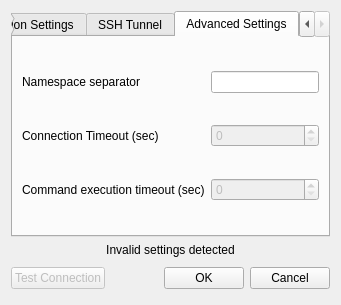
Old version of the form redis-desktop-manager/forms/connection.ui in the repository RedisInsight/RedisDesktopManager.
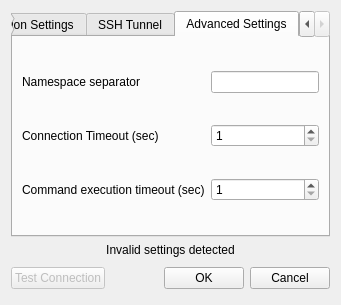
New version of the form. The open tabs and pages were chosen to show the change. Icons and pictures are not drawn.

Commit message: Added possibility to edit timeouts via config and GUI

The edit to the form file:
```diff
--- a/redis-desktop-manager/forms/connection.ui
+++ b/redis-desktop-manager/forms/connection.ui
@@ -225,7 +225,13 @@
        <item row="1" column="1">
         <widget class="QSpinBox" name="spinBox">
          <property name="enabled">
-          <bool>false</bool>
+          <bool>true</bool>
+         </property>
+         <property name="minimum">
+          <number>1</number>
+         </property>
+         <property name="maximum">
+          <number>1000000000</number>
          </property>
         </widget>
        </item>
@@ -239,7 +245,13 @@
        <item row="2" column="1">
         <widget class="QSpinBox" name="spinBox_2">
          <property name="enabled">
-          <bool>false</bool>
+          <bool>true</bool>
+         </property>
+         <property name="minimum">
+          <number>1</number>
+         </property>
+         <property name="maximum">
+          <number>1000000000</number>
          </property>
         </widget>
        </item>
```
Left out of the diff: 34 changed lines with no effect on the pictures. The commit also changes 3 other files.
